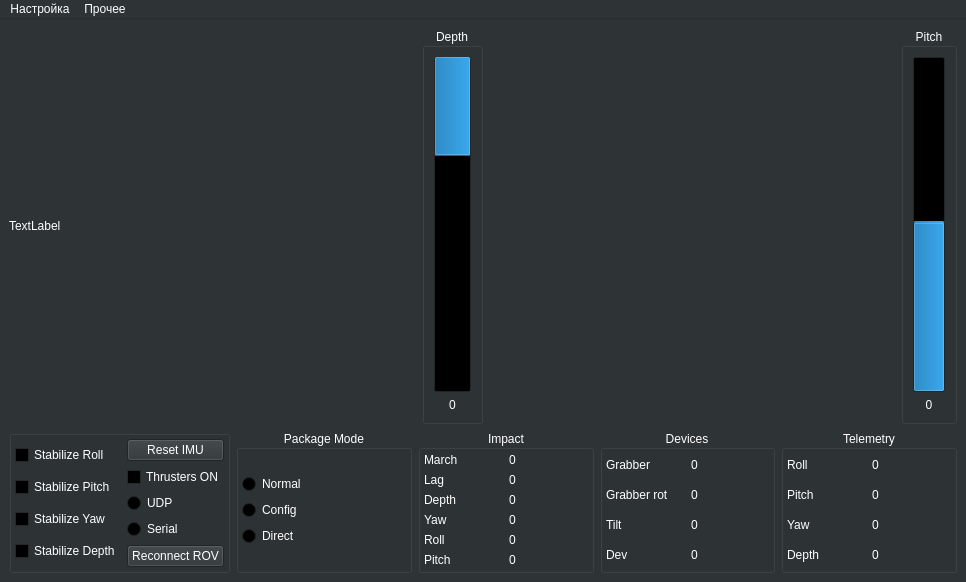
hydronautics-team/PoolsideGUI, file mainwindow.ui: the form before one commit.
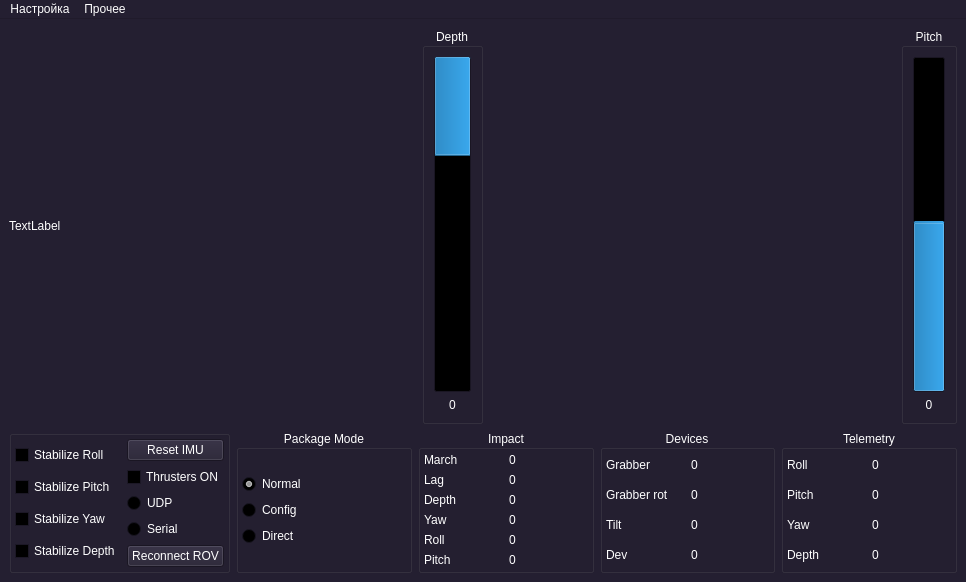
The form after the commit. Custom widgets are drawn as their Qt base class.

```diff
--- a/mainwindow.ui
+++ b/mainwindow.ui
@@ -25,54 +25,54 @@
      <colorrole role="Button">
       <brush brushstyle="SolidPattern">
        <color alpha="255">
-        <red>46</red>
-        <green>52</green>
-        <blue>54</blue>
+        <red>36</red>
+        <green>31</green>
+        <blue>49</blue>
        </color>
       </brush>
      </colorrole>
      <colorrole role="Light">
       <brush brushstyle="SolidPattern">
        <color alpha="255">
-        <red>69</red>
-        <green>78</green>
-        <blue>81</blue>
+        <red>54</red>
+        <green>46</green>
+        <blue>73</blue>
        </color>
       </brush>
      </colorrole>
      <colorrole role="Midlight">
       <brush brushstyle="SolidPattern">
        <color alpha="255">
-        <red>57</red>
-        <green>65</green>
-        <blue>67</blue>
+        <red>45</red>
+        <green>38</green>
+        <blue>61</blue>
        </color>
       </brush>
      </colorrole>
      <colorrole role="Dark">
       <brush brushstyle="SolidPattern">
        <color alpha="255">
-        <red>23</red>
-        <green>26</green>
-        <blue>27</blue>
+        <red>18</red>
+        <green>15</green>
+        <blue>24</blue>
        </color>
       </brush>
      </colorrole>
      <colorrole role="Mid">
       <brush brushstyle="SolidPattern">
        <color alpha="255">
-        <red>30</red>
-        <green>34</green>
-        <blue>36</blue>
+        <red>24</red>
+        <green>21</green>
+        <blue>33</blue>
        </color>
       </brush>
      </colorrole>
      <colorrole role="Text">
       <brush brushstyle="SolidPattern">
        <color alpha="255">
-        <red>61</red>
-        <green>56</green>
-        <blue>70</blue>
+        <red>255</red>
+        <green>255</green>
+        <blue>255</blue>
        </color>
       </brush>
      </colorrole>
@@ -106,9 +106,9 @@
      <colorrole role="Window">
       <brush brushstyle="SolidPattern">
        <color alpha="255">
-        <red>46</red>
-        <green>52</green>
-        <blue>54</blue>
+        <red>36</red>
+        <green>31</green>
+        <blue>49</blue>
        </color>
       </brush>
      </colorrole>
@@ -124,9 +124,9 @@
      <colorrole role="AlternateBase">
       <brush brushstyle="SolidPattern">
        <color alpha="255">
-        <red>23</red>
-        <green>26</green>
-        <blue>27</blue>
+        <red>18</red>
+        <green>15</green>
+        <blue>24</blue>
        </color>
       </brush>
      </colorrole>
@@ -171,54 +171,54 @@
      <colorrole role="Button">
       <brush brushstyle="SolidPattern">
        <color alpha="255">
-        <red>46</red>
-        <green>52</green>
-        <blue>54</blue>
+        <red>36</red>
+        <green>31</green>
+        <blue>49</blue>
        </color>
       </brush>
      </colorrole>
      <colorrole role="Light">
       <brush brushstyle="SolidPattern">
        <color alpha="255">
-        <red>69</red>
-        <green>78</green>
-        <blue>81</blue>
+        <red>54</red>
+        <green>46</green>
+        <blue>73</blue>
        </color>
       </brush>
      </colorrole>
      <colorrole role="Midlight">
       <brush brushstyle="SolidPattern">
        <color alpha="255">
-        <red>57</red>
-        <green>65</green>
-        <blue>67</blue>
+        <red>45</red>
+        <green>38</green>
+        <blue>61</blue>
        </color>
       </brush>
      </colorrole>
      <colorrole role="Dark">
       <brush brushstyle="SolidPattern">
        <color alpha="255">
-        <red>23</red>
-        <green>26</green>
-        <blue>27</blue>
+        <red>18</red>
+        <green>15</green>
+        <blue>24</blue>
        </color>
       </brush>
      </colorrole>
      <colorrole role="Mid">
       <brush brushstyle="SolidPattern">
        <color alpha="255">
-        <red>30</red>
-        <green>34</green>
-        <blue>36</blue>
+        <red>24</red>
+        <green>21</green>
+        <blue>33</blue>
        </color>
       </brush>
      </colorrole>
      <colorrole role="Text">
       <brush brushstyle="SolidPattern">
        <color alpha="255">
-        <red>61</red>
-        <green>56</green>
-        <blue>70</blue>
+        <red>255</red>
+        <green>255</green>
+        <blue>255</blue>
        </color>
       </brush>
      </colorrole>
@@ -252,9 +252,9 @@
      <colorrole role="Window">
       <brush brushstyle="SolidPattern">
        <color alpha="255">
-        <red>46</red>
-        <green>52</green>
-        <blue>54</blue>
+        <red>36</red>
+        <green>31</green>
+        <blue>49</blue>
        </color>
       </brush>
      </colorrole>
@@ -270,9 +270,9 @@
      <colorrole role="AlternateBase">
       <brush brushstyle="SolidPattern">
        <color alpha="255">
-        <red>23</red>
-        <green>26</green>
-        <blue>27</blue>
+        <red>18</red>
+        <green>15</green>
+        <blue>24</blue>
        </color>
       </brush>
      </colorrole>
@@ -308,63 +308,63 @@
      <colorrole role="WindowText">
       <brush brushstyle="SolidPattern">
        <color alpha="255">
-        <red>23</red>
-        <green>26</green>
-        <blue>27</blue>
+        <red>18</red>
+        <green>15</green>
+        <blue>24</blue>
        </color>
       </brush>
      </colorrole>
      <colorrole role="Button">
       <brush brushstyle="SolidPattern">
        <color alpha="255">
-        <red>46</red>
-        <green>52</green>
-        <blue>54</blue>
+        <red>36</red>
+        <green>31</green>
+        <blue>49</blue>
        </color>
       </brush>
      </colorrole>
      <colorrole role="Light">
       <brush brushstyle="SolidPattern">
        <color alpha="255">
-        <red>69</red>
-        <green>78</green>
-        <blue>81</blue>
+        <red>54</red>
+        <green>46</green>
+        <blue>73</blue>
        </color>
       </brush>
      </colorrole>
      <colorrole role="Midlight">
       <brush brushstyle="SolidPattern">
        <color alpha="255">
-        <red>57</red>
-        <green>65</green>
-        <blue>67</blue>
+        <red>45</red>
+        <green>38</green>
+        <blue>61</blue>
        </color>
       </brush>
      </colorrole>
      <colorrole role="Dark">
       <brush brushstyle="SolidPattern">
        <color alpha="255">
-        <red>23</red>
-        <green>26</green>
-        <blue>27</blue>
+        <red>18</red>
+        <green>15</green>
+        <blue>24</blue>
        </color>
       </brush>
      </colorrole>
      <colorrole role="Mid">
       <brush brushstyle="SolidPattern">
        <color alpha="255">
-        <red>30</red>
-        <green>34</green>
-        <blue>36</blue>
+        <red>24</red>
+        <green>21</green>
+        <blue>33</blue>
        </color>
       </brush>
      </colorrole>
      <colorrole role="Text">
       <brush brushstyle="SolidPattern">
        <color alpha="255">
-        <red>23</red>
-        <green>26</green>
-        <blue>27</blue>
+        <red>18</red>
+        <green>15</green>
+        <blue>24</blue>
        </color>
       </brush>
      </colorrole>
@@ -380,27 +380,27 @@
      <colorrole role="ButtonText">
       <brush brushstyle="SolidPattern">
        <color alpha="255">
-        <red>23</red>
-        <green>26</green>
-        <blue>27</blue>
+        <red>18</red>
+        <green>15</green>
+        <blue>24</blue>
        </color>
       </brush>
      </colorrole>
      <colorrole role="Base">
       <brush brushstyle="SolidPattern">
        <color alpha="255">
-        <red>46</red>
-        <green>52</green>
-        <blue>54</blue>
+        <red>36</red>
+        <green>31</green>
+        <blue>49</blue>
        </color>
       </brush>
      </colorrole>
      <colorrole role="Window">
       <brush brushstyle="SolidPattern">
        <color alpha="255">
-        <red>46</red>
-        <green>52</green>
-        <blue>54</blue>
+        <red>36</red>
+        <green>31</green>
+        <blue>49</blue>
        </color>
       </brush>
      </colorrole>
@@ -416,9 +416,9 @@
      <colorrole role="AlternateBase">
       <brush brushstyle="SolidPattern">
        <color alpha="255">
-        <red>46</red>
-        <green>52</green>
-        <blue>54</blue>
+        <red>36</red>
+        <green>31</green>
+        <blue>49</blue>
        </color>
       </brush>
      </colorrole>
@@ -725,6 +725,9 @@
              <property name="text">
               <string>Normal</string>
              </property>
+             <property name="checked">
+              <bool>true</bool>
+             </property>
             </widget>
            </item>
            <item>
```
